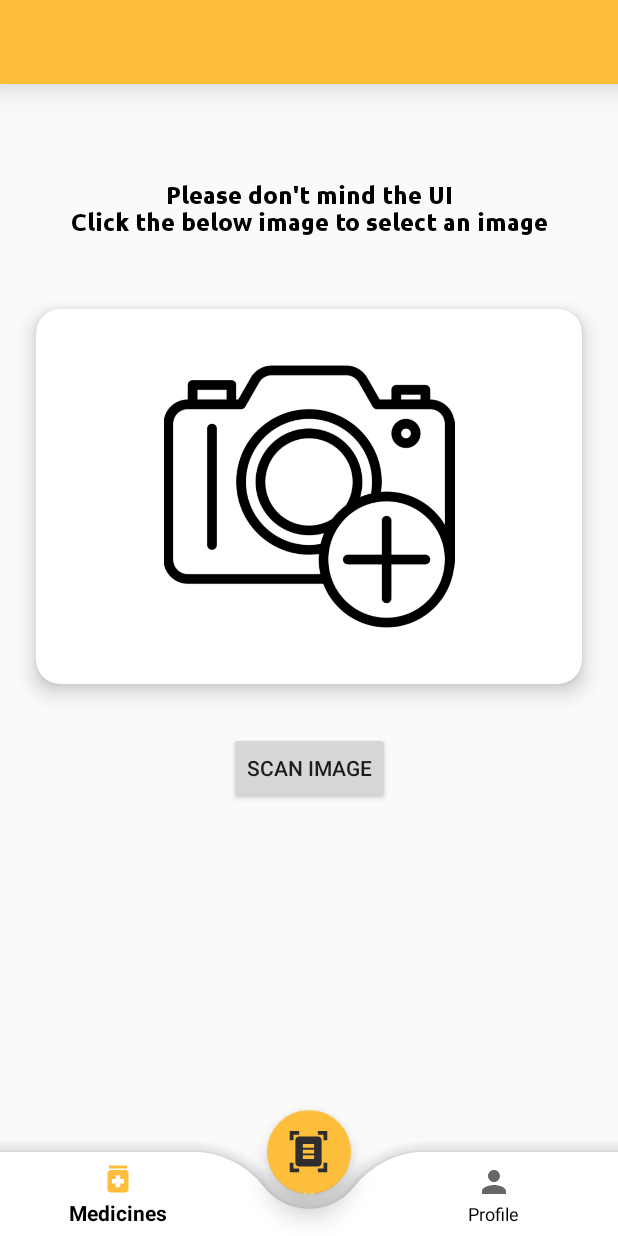
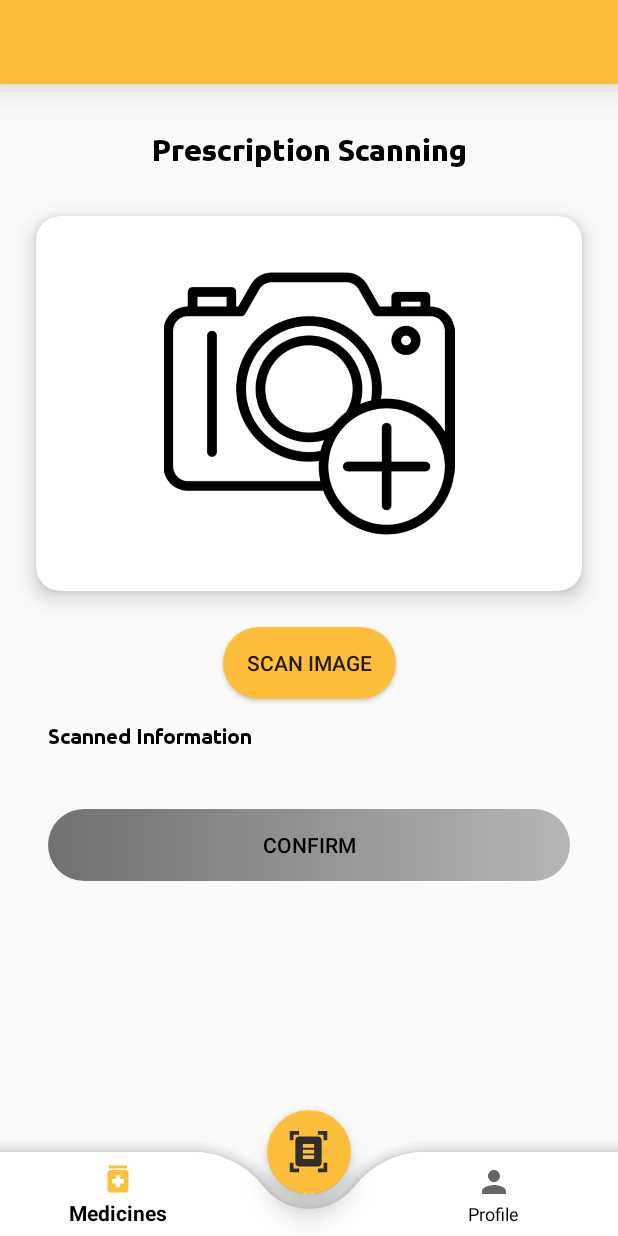
Before and after one commit to saisukesh04/Khyaal, an Android app: the screen it shows after launch once a user with an empty profile is signed in (MainActivity), after a tap on an icon or button, on a phone screen of 412 x 824 dp. Run offline under Robolectric (Android 15) with nearby library versions, the phone set to English and light mode, and no system bars; our stand-ins replace ButterKnife, Firebase (no records; nobody signed in at launch, a user with empty details on screens opened directly); libraries missing offline, so code that uses them is left out: com.google.mlkit.vision.

Commit message:
Added Medicine Review in ScanFragment

```diff
--- a/app/src/main/AndroidManifest.xml
+++ b/app/src/main/AndroidManifest.xml
@@ -20,7 +20,8 @@
             android:screenOrientation="portrait" />
         <activity
             android:name=".MainActivity"
-            android:screenOrientation="portrait">
+            android:screenOrientation="portrait"
+            android:windowSoftInputMode="adjustPan">
             <intent-filter>
                 <action android:name="android.intent.action.MAIN" />
                 <category android:name="android.intent.category.LAUNCHER" />
--- a/app/src/main/java/com/undamped/khyaal/ScanFragment.java
+++ b/app/src/main/java/com/undamped/khyaal/ScanFragment.java
@@ -1,14 +1,14 @@
 package com.undamped.khyaal;
 
 import android.content.Intent;
-import android.graphics.Point;
-import android.graphics.Rect;
 import android.net.Uri;
 import android.os.Bundle;
 
 import androidx.annotation.Nullable;
 import androidx.cardview.widget.CardView;
 import androidx.fragment.app.Fragment;
+import androidx.recyclerview.widget.LinearLayoutManager;
+import androidx.recyclerview.widget.RecyclerView;
 
 import android.util.Log;
 import android.view.LayoutInflater;
@@ -16,13 +16,13 @@ import android.view.View;
 import android.view.ViewGroup;
 import android.widget.Button;
 import android.widget.ImageView;
-import android.widget.TextView;
 import android.widget.Toast;
 
 import com.bumptech.glide.Glide;
 
 import java.io.IOException;
 import java.util.ArrayList;
+import java.util.List;
 
 import butterknife.BindView;
 import butterknife.ButterKnife;
@@ -32,6 +32,7 @@ import com.google.mlkit.vision.common.InputImage;
 import com.google.mlkit.vision.text.Text;
 import com.google.mlkit.vision.text.TextRecognition;
 import com.google.mlkit.vision.text.TextRecognizer;
+import com.undamped.khyaal.adapters.MedicineAdapter;
 
 import static android.app.Activity.RESULT_OK;
 
@@ -40,12 +41,13 @@ public class ScanFragment extends Fragment {
     @BindView(R.id.process_image) Button process_image;
     @BindView(R.id.add_event_photo) CardView add_event_photo;
     @BindView(R.id.prescriptionImageView) ImageView prescriptionImageView;
-    @BindView(R.id.imageinfo) TextView imageinfo;
+    @BindView(R.id.scannedMedView) RecyclerView scannedMedView;
+    @BindView(R.id.confirmMedicineBtn) Button confirmMedicineBtn;
 
     final public static int IMAGE_CODE = 1;
     private Uri imageUri;                           // URI of the image to be processed
-    private ArrayList<String> prescription;
-    String scanText;
+    private ArrayList<String> medicines, dosages;
+    MedicineAdapter mAdapter;
 
     public ScanFragment() {
     }
@@ -56,12 +58,12 @@ public class ScanFragment extends Fragment {
 
         ButterKnife.bind(this, root);
 
-        add_event_photo.setOnClickListener(view -> {
-            selectImage();
-        });
+        scannedMedView.setLayoutManager(new LinearLayoutManager(getContext()));
+
+        add_event_photo.setOnClickListener(view -> selectImage());
 
         process_image.setOnClickListener(view -> {
-            if(imageUri != null){
+            if (imageUri != null) {
                 try {
                     processImage();
                 } catch (IOException e) {
@@ -69,6 +71,10 @@ public class ScanFragment extends Fragment {
                 }
             }
         });
+
+        confirmMedicineBtn.setOnClickListener(view ->
+                getActivity().getSupportFragmentManager().beginTransaction().replace(R.id.nav_host_frame, new MedicineFragment()).commit()
+        );
 
         return root;
     }
@@ -81,26 +87,25 @@ public class ScanFragment extends Fragment {
     }
 
     private void processImage() throws IOException {
-        scanText = "";
-        prescription = new ArrayList<>();
+        medicines = new ArrayList<>();
+        dosages = new ArrayList<>();
         TextRecognizer recognizer = TextRecognition.getClient();
         InputImage inputImage = InputImage.fromFilePath(getContext(), imageUri);
         Task<Text> result = recognizer.process(inputImage).addOnSuccessListener(visionText -> {     // Task completed successfully
-            for (Text.TextBlock block : visionText.getTextBlocks()) {
-                Rect boundingBox = block.getBoundingBox();
-                Point[] cornerPoints = block.getCornerPoints();
-                String text = block.getText();
-                scanText += text;
-                Log.e("Info", text);
-                prescription.add(text);
-                //for (Text.Line line: block.getLines()) {
-                // ...
-                //  for (Text.Element element: line.getElements()) {
-                // ...
-                //}
-                //}
+            Log.e("Ifno", visionText.getTextBlocks().size() + " Size");
+            List<Text.TextBlock> blocks = visionText.getTextBlocks();
+            for (int i = 0; i < blocks.size(); i += 2) {
+//            for (Text.TextBlock block : visionText.getTextBlocks()) {
+//                Rect boundingBox = block.getBoundingBox();
+//                Point[] cornerPoints = block.getCornerPoints();
+                medicines.add(blocks.get(i).getText());
+                dosages.add(blocks.get(i + 1).getText());
+                Log.e("Medicine " + i / 2, blocks.get(i).getText() + ", dose: " + blocks.get(i + 1).getText());
             }
-            imageinfo.setText(scanText);
+            mAdapter = new MedicineAdapter(medicines, dosages);
+            scannedMedView.setItemViewCacheSize(medicines.size());
+            scannedMedView.setAdapter(mAdapter);
+            confirmMedicineBtn.setEnabled(true);
         }).addOnFailureListener(e -> {                      // Task failed with an exception
             Log.e("Error", e.getMessage());
         });                                                 // [END run_detector]
--- a/app/src/main/res/drawable/btn_bg.xml
+++ b/app/src/main/res/drawable/btn_bg.xml
@@ -1,6 +1,25 @@
 <?xml version="1.0" encoding="utf-8"?>
-<shape xmlns:android="http://schemas.android.com/apk/res/android">
-    <solid android:color="@color/colorAccent"/>
-    <corners android:radius="70dp"/>
+<selector xmlns:android="http://schemas.android.com/apk/res/android">
+    <item android:state_enabled="true">
+        <shape android:layout_width="wrap_content"
+            android:shape="rectangle">
 
-</shape>
+            <corners android:radius="70dp" />
+            <gradient android:angle="0"
+                android:endColor="@color/yellow_brown"
+                android:startColor="@color/yellow_brown" />
+
+        </shape>
+    </item>
+
+    <item android:state_enabled="false">
+        <shape android:shape="rectangle">
+
+            <corners android:radius="70dp" />
+            <gradient android:angle="0"
+                android:endColor="#B6B6B6"
+                android:startColor="#707070" />
+
+        </shape>
+    </item>
+</selector>
--- a/app/src/main/res/layout/fragment_scan.xml
+++ b/app/src/main/res/layout/fragment_scan.xml
@@ -1,21 +1,25 @@
 <?xml version="1.0" encoding="utf-8"?>
-<androidx.constraintlayout.widget.ConstraintLayout xmlns:android="http://schemas.android.com/apk/res/android"
+<androidx.core.widget.NestedScrollView xmlns:android="http://schemas.android.com/apk/res/android"
     xmlns:app="http://schemas.android.com/apk/res-auto"
     xmlns:tools="http://schemas.android.com/tools"
     android:layout_width="match_parent"
     android:layout_height="match_parent"
     tools:context=".ScanFragment">
 
+    <androidx.constraintlayout.widget.ConstraintLayout
+        android:layout_width="match_parent"
+        android:layout_height="match_parent">
+
         <TextView
             android:id="@+id/textView2"
             android:layout_width="wrap_content"
             android:layout_height="wrap_content"
-        android:layout_marginTop="64dp"
+            android:layout_marginTop="32dp"
             android:fontFamily="@font/ubuntu_bold"
             android:gravity="center"
-        android:text="Please don't mind the UI\nClick the below image to select an image"
+            android:text="Prescription Scanning"
             android:textColor="#000000"
-        android:textSize="16sp"
+            android:textSize="20sp"
             app:layout_constraintEnd_toEndOf="parent"
             app:layout_constraintStart_toStartOf="parent"
             app:layout_constraintTop_toTopOf="parent" />
@@ -25,7 +29,7 @@
             android:layout_width="match_parent"
             android:layout_height="wrap_content"
             android:layout_marginStart="24dp"
-        android:layout_marginTop="48dp"
+            android:layout_marginTop="32dp"
             android:layout_marginEnd="24dp"
             app:cardCornerRadius="16dp"
             app:cardElevation="8dp"
@@ -47,20 +51,57 @@
             android:id="@+id/process_image"
             android:layout_width="wrap_content"
             android:layout_height="wrap_content"
-        android:layout_marginTop="32dp"
+            android:layout_marginTop="24dp"
+            android:background="@drawable/btn_bg"
+            android:paddingStart="16dp"
+            android:paddingEnd="16dp"
             android:text="Scan Image"
             app:layout_constraintEnd_toEndOf="parent"
             app:layout_constraintStart_toStartOf="parent"
             app:layout_constraintTop_toBottomOf="@+id/add_event_photo" />
 
+        <androidx.recyclerview.widget.RecyclerView
+            android:id="@+id/scannedMedView"
+            android:layout_width="match_parent"
+            android:layout_height="0dp"
+            android:layout_marginStart="8dp"
+            android:layout_marginTop="16dp"
+            android:layout_marginEnd="8dp"
+            android:layout_marginBottom="16dp"
+
+            app:layout_constraintEnd_toEndOf="parent"
+            app:layout_constraintStart_toStartOf="parent"
+            app:layout_constraintTop_toBottomOf="@+id/textView3" />
+
         <TextView
-        android:id="@+id/imageinfo"
-        android:layout_width="match_parent"
+            android:id="@+id/textView3"
+            android:layout_width="wrap_content"
             android:layout_height="wrap_content"
+            android:layout_marginStart="32dp"
             android:layout_marginTop="16dp"
-        android:textColor="#000000"
-        app:layout_constraintEnd_toEndOf="parent"
+            android:fontFamily="@font/ubuntu_bold"
+            android:text="Scanned Information"
+            android:textColor="@color/black"
             app:layout_constraintStart_toStartOf="parent"
             app:layout_constraintTop_toBottomOf="@+id/process_image" />
 
+        <Button
+            android:id="@+id/confirmMedicineBtn"
+            android:layout_width="match_parent"
+            android:layout_height="wrap_content"
+            android:layout_marginStart="32dp"
+            android:layout_marginTop="24dp"
+            android:layout_marginEnd="32dp"
+            android:layout_marginBottom="56dp"
+            android:background="@drawable/btn_bg"
+            android:enabled="false"
+            android:text="Confirm"
+            android:textColor="@color/black"
+            app:layout_constraintBottom_toBottomOf="parent"
+            app:layout_constraintEnd_toEndOf="parent"
+            app:layout_constraintStart_toStartOf="parent"
+            app:layout_constraintTop_toBottomOf="@+id/scannedMedView" />
+
     </androidx.constraintlayout.widget.ConstraintLayout>
+
+</androidx.core.widget.NestedScrollView>
```
Also changed, not shown: app/src/main/java/com/undamped/khyaal/adapters/MedicineAdapter.java (added, +59 -0 lines), app/src/main/res/layout/medicine_card.xml (added, +47 -0 lines). Lines whose indentation alone changed are shown as unchanged.
